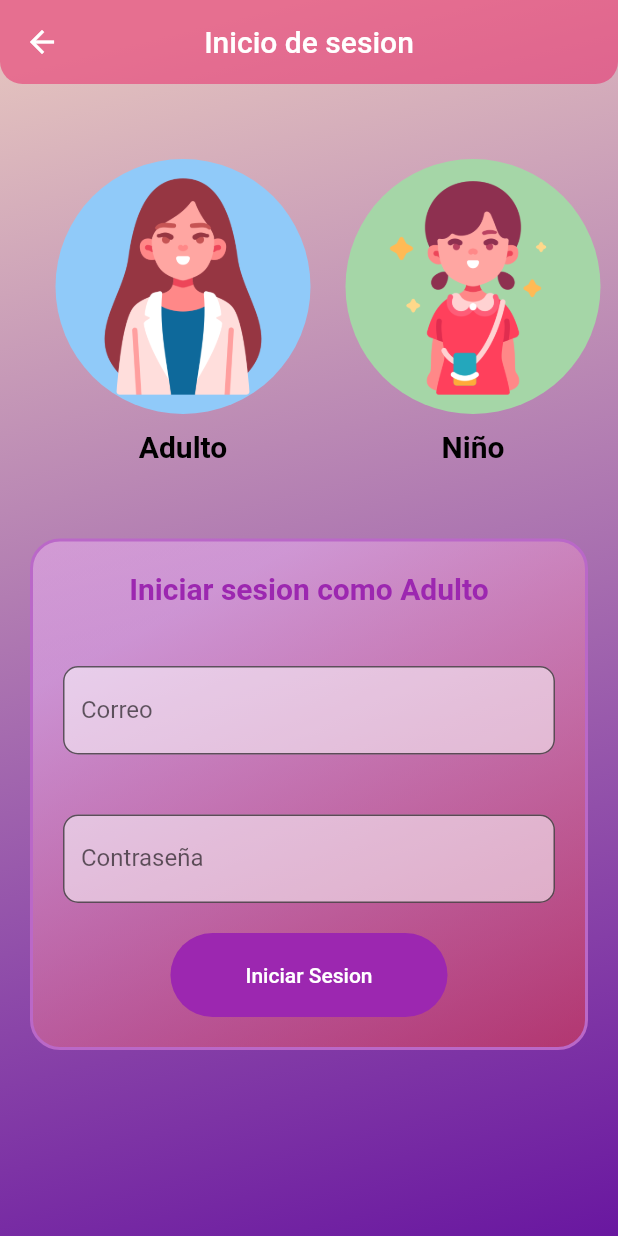
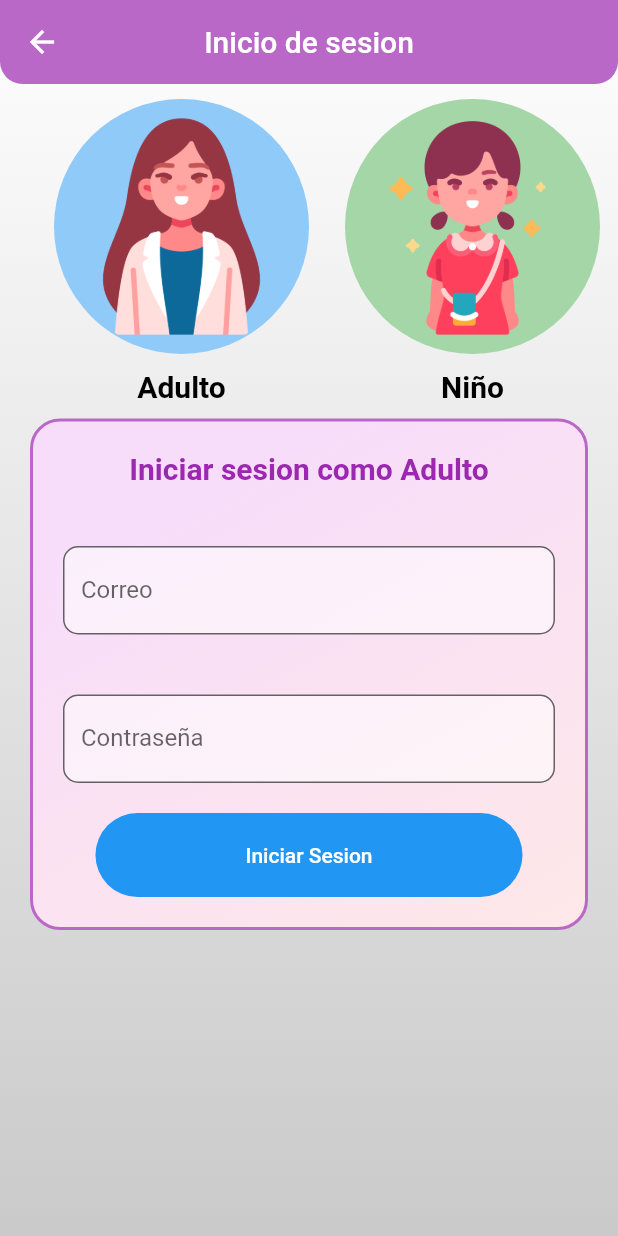
Before and after one commit to DanielVilla2223/KidsKeeper, a Flutter app: the Home screen opened by its route, on a phone screen of 412 x 824 dp. Run offline on Flutter 3.47's test engine with Material 2 defaults, Android fonts, the phone set to English and light mode, and no system bars.

Commit message:
Constant color implementations

```diff
--- a/taller_investigacion/lib/pages/create_user.dart
+++ b/taller_investigacion/lib/pages/create_user.dart
@@ -21,6 +21,7 @@ class _CreateUserState extends State<CreateUser> {
             Color.fromARGB(255, 226, 192, 190),
           ],
         )),
+        child: SingleChildScrollView(
           child: Container(
             decoration: const BoxDecoration(
               color: Colors.white70,
@@ -153,6 +154,7 @@ class _CreateUserState extends State<CreateUser> {
             ),
           ),
         ),
+      ),
     );
   }
 }
--- a/taller_investigacion/lib/pages/login_page.dart
+++ b/taller_investigacion/lib/pages/login_page.dart
@@ -24,10 +24,10 @@ class _HomeState extends State<Home> {
       decoration: const BoxDecoration(
           gradient: LinearGradient(
         begin: Alignment.topCenter,
-        end: Alignment.bottomRight,
+        end: Alignment.bottomCenter,
         colors: [
-          Color.fromARGB(255, 226, 192, 190),
-          Color.fromARGB(255, 105, 23, 160),
+           Color.fromARGB(255, 255, 254, 254),
+          Color.fromARGB(255, 202, 202, 202),
         ],
       )),
       child: Scaffold(
@@ -45,20 +45,22 @@ class _HomeState extends State<Home> {
           ),
           title: const Text('Inicio de sesion'),
           centerTitle: true,
-          backgroundColor: Colors.pink.withOpacity(0.5),
+          backgroundColor: Colors.purple.shade300,
           elevation: 0,
         ),
         backgroundColor: Colors.transparent,
-        body: Column(
+        body: SingleChildScrollView(
+          scrollDirection: Axis.vertical,
+          child: Column(
             children: [
               const SizedBox(
-              height: 50,
+                height: 10,
               ),
               Row(
                 mainAxisAlignment: MainAxisAlignment.spaceAround,
                 children: [
                   const SizedBox(
-                  width: 2,
+                    height: 10,
                   ),
                   Column(
                     children: [
@@ -132,9 +134,7 @@ class _HomeState extends State<Home> {
                   ),
                 ],
               ),
-            const SizedBox(
-              height: 50,
-            ),
+              const SizedBox(height: 10,),
               AnimatedSwitcher(
                   duration: const Duration(milliseconds: 1000),
                   child:
@@ -142,6 +142,7 @@ class _HomeState extends State<Home> {
             ],
           ),
         ),
+      ),
     );
   }
 }
--- a/taller_investigacion/lib/pages/user_home.dart
+++ b/taller_investigacion/lib/pages/user_home.dart
@@ -1,5 +1,4 @@
 import 'package:flutter/material.dart';
-import 'package:taller_investigacion/widgets/custom_column.dart';
 
 class UserHome extends StatefulWidget {
   const UserHome({super.key});
--- a/taller_investigacion/lib/widgets/login_adult.dart
+++ b/taller_investigacion/lib/widgets/login_adult.dart
@@ -11,12 +11,12 @@ class LoginAdult extends StatelessWidget {
     return Container(
       margin: const EdgeInsets.symmetric(horizontal: 20),
       decoration: BoxDecoration(
-          gradient: LinearGradient(
+          gradient: const LinearGradient(
             begin: Alignment.topCenter,
             end: Alignment.bottomRight,
             colors: [
-              const Color.fromARGB(255, 237, 178, 245).withOpacity(0.5),
-              const Color.fromARGB(255, 233, 60, 60).withOpacity(0.5),
+              Color.fromARGB(255, 247, 221, 250),
+              Color.fromARGB(255, 254, 232, 232),
             ],
           ),
           borderRadius: BorderRadius.circular(20),
@@ -66,9 +66,9 @@ class LoginAdult extends StatelessWidget {
           FilledButton(
               style: ButtonStyle(
                 backgroundColor:
-                    MaterialStateProperty.all<Color>(Colors.purple),
+                    MaterialStateProperty.all<Color>(Colors.blue),
                 padding: MaterialStateProperty.all<EdgeInsets>(
-                    const EdgeInsets.symmetric(horizontal: 50, vertical: 20)),
+                    const EdgeInsets.symmetric(horizontal: 100, vertical: 20)),
               ),
               onPressed: () {
                 Navigator.pushNamed(context, '/user');
```
Also changed, not shown: taller_investigacion/lib/pages/add_newchild.dart (+11 -6 lines), taller_investigacion/lib/widgets/login_boy.dart (+5 -5 lines), taller_investigacion/pubspec.lock. Lines whose indentation alone changed are shown as unchanged.
